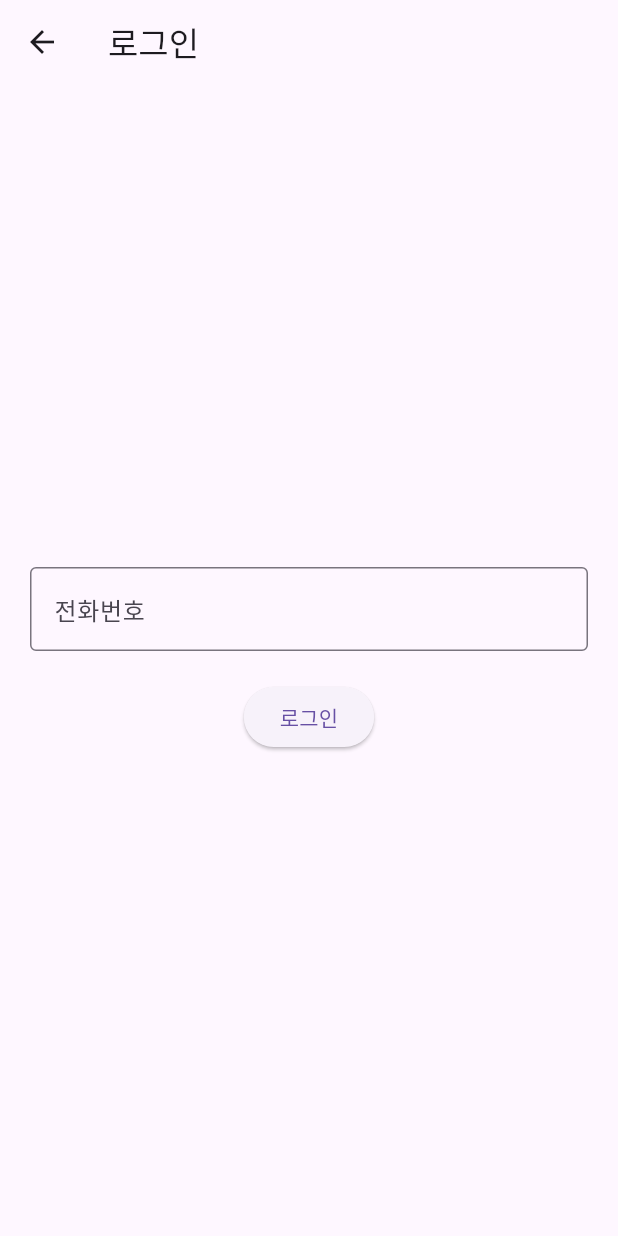
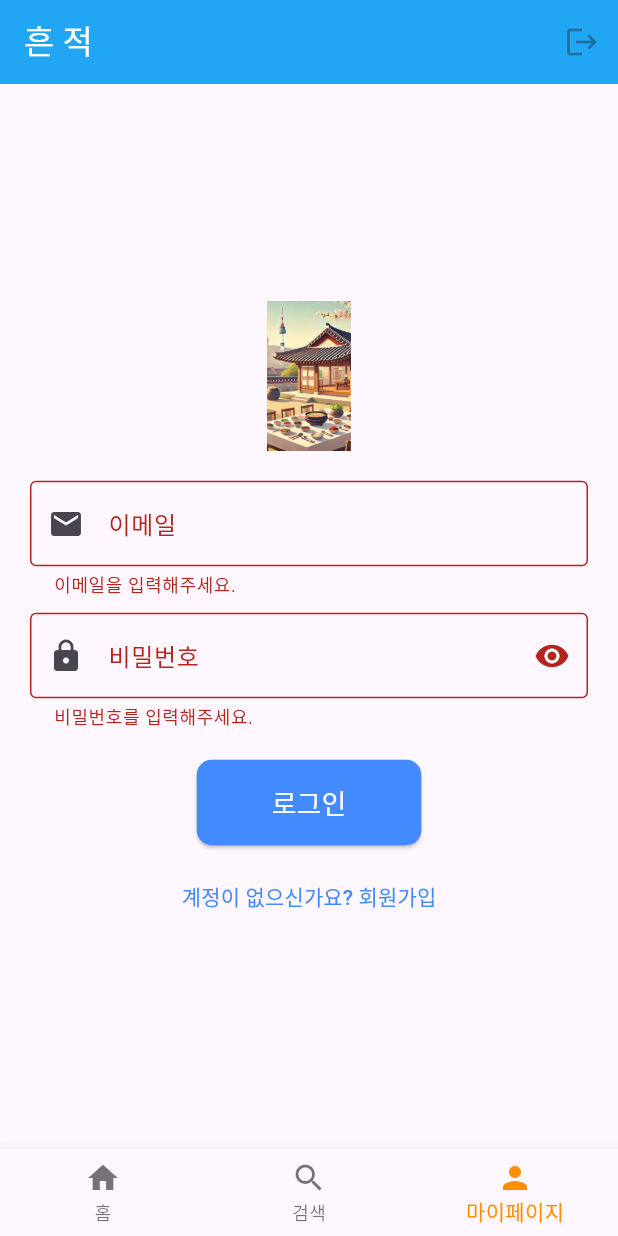
Before and after one commit to seongeonkang/navermapapp, a Flutter app: the screen it shows after launch, item 3 of the bottom bar chosen, after a tap on "로그인", on a phone screen of 412 x 824 dp. Run offline on Flutter 3.47's test engine with Material 3 defaults, Android fonts, the phone set to English and light mode, and no system bars; our stand-ins replace camera, cloud_firestore, firebase_auth, firebase_core, firebase_storage, geolocator and 7 more; missing offline and left inert: firebase_app_installations, flutter_naver_map, proj4dart; accounts and stored records are empty; generated files the repository leaves out were written again.

Commit message:
1. 로그인 방식 이메일,비번으로 수정 2. 로그인방식 수정으로 다른페이지들도 수정

```diff
--- a/lib/home_page.dart
+++ b/lib/home_page.dart
@@ -69,9 +69,11 @@ class _HomePageState extends State<HomePage> {
     } catch (e) {
       debugPrint("현재 위치를 가져오는 데 실패했습니다: $e");
     } finally {
+      if (mounted) {
         setState(() {
           isLoading = false;
         });
+      }
       fetchLocationBasedListData(selectedCategory); // fetchData 호출 시 파라미터 전달
     }
   }
@@ -127,9 +129,11 @@ class _HomePageState extends State<HomePage> {
     } catch (e) {
       debugPrint('Failed to fetch location based list data: $e');
     } finally {
+      if (mounted) {
         setState(() {
           isLoading = false; // 로딩 종료
         });
+      }
     }
   }
 
--- /dev/null
+++ b/lib/login/login_page.dart
@@ -0,0 +1,212 @@
+import 'package:flutter/material.dart';
+import 'package:firebase_auth/firebase_auth.dart';
+import 'package:navermapapp/login/signup_page.dart';
+import 'package:shared_preferences/shared_preferences.dart';
+
+class LoginPage extends StatefulWidget {
+  final Function(bool) onLoginSuccess;
+  const LoginPage({super.key, required this.onLoginSuccess});
+
+  @override
+  State<LoginPage> createState() => _LoginPageState();
+}
+
+class _LoginPageState extends State<LoginPage> {
+  final _formKey = GlobalKey<FormState>();
+  final _emailController = TextEditingController();
+  final _passwordController = TextEditingController();
+  String _errorMessage = '';
+  bool _isLoading = false; // 로딩 상태를 나타내는 변수
+  bool _obscurePassword = true; // 비밀번호 숨김 여부를 나타내는 변수
+
+  @override
+  void dispose() {
+    _emailController.dispose();
+    _passwordController.dispose();
+    super.dispose();
+  }
+
+  Future<void> _saveLoginState(String email) async {
+    SharedPreferences prefs = await SharedPreferences.getInstance();
+    await prefs.setBool('isLoggedIn', true);
+    await prefs.setString('email', email); // 전화번호 저장
+  }
+
+  Future<void> _signInWithEmailAndPassword() async {
+    if (_formKey.currentState!.validate()) {
+      setState(() {
+        _isLoading = true; // 로딩 시작
+        _errorMessage = ''; // 에러 메시지 초기화
+      });
+
+      try {
+        await FirebaseAuth.instance.signInWithEmailAndPassword(
+          email: _emailController.text.trim(),
+          password: _passwordController.text.trim(),
+        );
+        _saveLoginState(_emailController.text.trim());
+        widget.onLoginSuccess(true);
+      } on FirebaseAuthException catch (e) {
+        String message;
+        switch (e.code) {
+          case 'user-not-found':
+            message = '존재하지 않는 이메일입니다.';
+            break;
+          case 'wrong-password':
+            message = '잘못된 비밀번호입니다.';
+            break;
+          case 'invalid-email':
+            message = '유효하지 않은 이메일 주소입니다.';
+            break;
+          case 'user-disabled':
+            message = '사용자 계정이 비활성화되었습니다.';
+            break;
+          default:
+            message = '로그인에 실패했습니다: ${e.message}';
+        }
+        setState(() {
+          _errorMessage = message;
+        });
+      } finally {
+        setState(() {
+          _isLoading = false; // 로딩 종료
+        });
+      }
+    }
+  }
+
+  @override
+  Widget build(BuildContext context) {
+    return Scaffold(
+      // appBar: AppBar(
+      //   title: const Text('로그인'),
+      //   centerTitle: true,
+      //   backgroundColor: Colors.blueAccent, // 앱바 색상 변경
+      // ),
+      appBar: null,
+      body: Center(
+        // 중앙 정렬을 위해 Center 위젯 사용
+        child: SingleChildScrollView(
+          // 화면 넘침 방지
+          padding: const EdgeInsets.all(20.0),
+          child: Form(
+            key: _formKey,
+            child: Column(
+              mainAxisAlignment: MainAxisAlignment.center,
+              children: [
+                // 앱 로고 또는 이미지 추가
+                Image.asset(
+                  'assets/logo.jpg', // 로고 이미지 경로 (assets 폴더에 이미지 추가 필요)
+                  height: 100,
+                ),
+                const SizedBox(height: 20),
+                // 이메일 입력 필드
+                TextFormField(
+                  controller: _emailController,
+                  decoration: InputDecoration(
+                    labelText: '이메일',
+                    hintText: '이메일 주소를 입력하세요',
+                    border: OutlineInputBorder(),
+                    prefixIcon: Icon(Icons.email), // 이메일 아이콘 추가
+                  ),
+                  keyboardType: TextInputType.emailAddress,
+                  validator: (value) {
+                    if (value == null || value.isEmpty) {
+                      return '이메일을 입력해주세요.';
+                    }
+                    if (!value.contains('@')) {
+                      return '유효한 이메일 형식이 아닙니다.';
+                    }
+                    return null;
+                  },
+                ),
+                const SizedBox(height: 10),
+                // 비밀번호 입력 필드
+                TextFormField(
+                  controller: _passwordController,
+                  decoration: InputDecoration(
+                    labelText: '비밀번호',
+                    hintText: '비밀번호를 입력하세요',
+                    border: OutlineInputBorder(),
+                    prefixIcon: Icon(Icons.lock), // 비밀번호 아이콘 추가
+                    suffixIcon: IconButton(
+                      icon: Icon(
+                        _obscurePassword
+                            ? Icons.visibility
+                            : Icons.visibility_off,
+                      ),
+                      onPressed: () {
+                        setState(() {
+                          _obscurePassword = !_obscurePassword;
+                        });
+                      },
+                    ),
+                  ),
+                  obscureText: _obscurePassword,
+                  validator: (value) {
+                    if (value == null || value.isEmpty) {
+                      return '비밀번호를 입력해주세요.';
+                    }
+                    return null;
+                  },
+                ),
+                const SizedBox(height: 20),
+
+                // 에러 메시지 표시
+                if (_errorMessage.isNotEmpty)
+                  Padding(
+                    padding: const EdgeInsets.only(bottom: 16.0),
+                    child: Text(
+                      _errorMessage,
+                      style: TextStyle(color: Colors.red),
+                    ),
+                  ),
+                // 로그인 버튼
+                ElevatedButton(
+                  onPressed: _isLoading
+                      ? null
+                      : _signInWithEmailAndPassword, // 로딩 중에는 버튼 비활성화
+                  style: ElevatedButton.styleFrom(
+                    padding: EdgeInsets.symmetric(horizontal: 50, vertical: 15),
+                    textStyle: TextStyle(fontSize: 18),
+                    backgroundColor: Colors.blueAccent, // 버튼 색상 변경
+                    foregroundColor: Colors.white, // 글자 색상 변경
+                    shape: RoundedRectangleBorder(
+                      // 버튼 모양 변경
+                      borderRadius: BorderRadius.circular(10),
+                    ),
+                  ),
+                  child: _isLoading
+                      ? SizedBox(
+                          width: 20,
+                          height: 20,
+                          child: CircularProgressIndicator(
+                            valueColor:
+                                AlwaysStoppedAnimation<Color>(Colors.white),
+                          ),
+                        )
+                      : Text('로그인'),
+                ),
+                const SizedBox(height: 10),
+
+                // 회원가입 버튼
+                TextButton(
+                  onPressed: () {
+                    Navigator.push(
+                      context,
+                      MaterialPageRoute(builder: (context) => SignupPage()),
+                    );
+                  },
+                  child: const Text(
+                    '계정이 없으신가요? 회원가입',
+                    style: TextStyle(color: Colors.blueAccent),
+                  ), // 색상 변경
+                ),
+              ],
+            ),
+          ),
+        ),
+      ),
+    );
+  }
+}
--- a/lib/main.dart
+++ b/lib/main.dart
@@ -36,6 +36,10 @@ class MyApp extends StatelessWidget {
       title: 'Photo Location App',
       theme: ThemeData(
         primarySwatch: Colors.blue,
+        primaryColor: Colors.blue,
+        // appBarTheme: AppBarTheme(
+        //   backgroundColor: Colors.blue,
+        // ),
       ),
       home: const SplashScreen(),
       // 시작 : CupertinoDatePicker 사용시 한국어 지원을 위해 초기 설정
--- a/lib/main_page.dart
+++ b/lib/main_page.dart
@@ -98,6 +98,7 @@
 
 import 'package:flutter/material.dart';
 import 'package:navermapapp/home_page.dart';
+import 'package:navermapapp/login/login_page.dart';
 import 'package:navermapapp/mypage.dart';
 import 'package:navermapapp/mypage/phone_verification.dart';
 import 'package:navermapapp/search_page.dart';
@@ -186,7 +187,14 @@ class _MainPageState extends State<MainPage> {
       if (_isLoggedIn) {
         return const MyPage();
       } else {
-        return PhoneVerification(
+        // return PhoneVerification(
+        //   onLoginSuccess: (success) {
+        //     setState(() {
+        //       _isLoggedIn = success;
+        //     });
+        //   },
+        // );
+        return LoginPage(
           onLoginSuccess: (success) {
             setState(() {
               _isLoggedIn = success;
--- a/pubspec.yaml
+++ b/pubspec.yaml
@@ -62,6 +62,7 @@ dependencies:
   shared_preferences: ^2.5.2
   path: ^1.9.0
   device_info_plus: ^11.3.0
+  firebase_app_installations: ^0.3.0
 
 dev_dependencies:
   flutter_test:
```
Also changed, not shown: lib/login/signup_page.dart (added, +407 -0 lines), lib/mypage/my_preview_page.dart (+9 -3 lines), lib/mypage/my_profile_page.dart (+10 -10 lines), pubspec.lock, 1 other file. Lines whose indentation alone changed are shown as unchanged.
